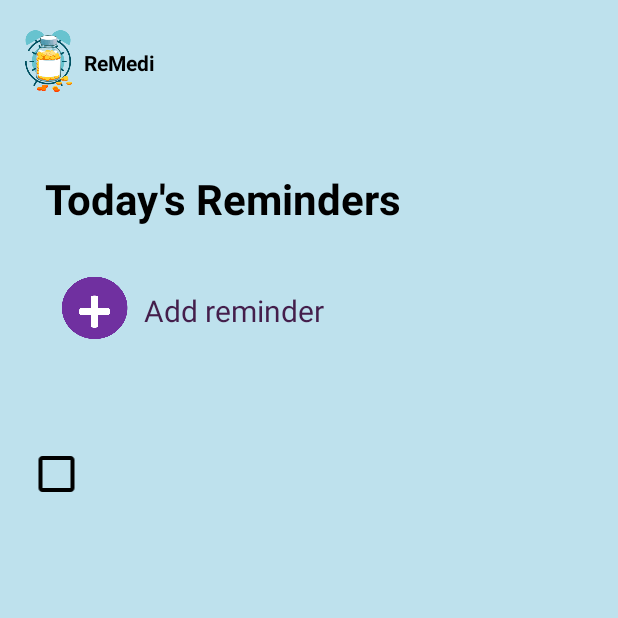
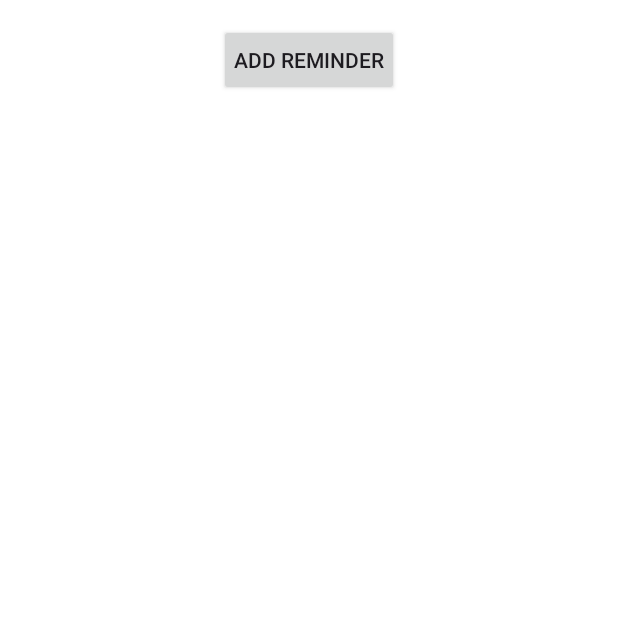
Before and after one commit to FantomCode25/Stranger-Strings, an Android app: the MainActivity screen opened directly, with no data from a screen before it, on a phone screen of 412 x 824 dp, the top half of it. Run offline under Robolectric (Android 15) with nearby library versions, the phone set to English and light mode, and no system bars.

Commit message:
i wanna go home pt 3

```diff
--- a/app/src/main/AndroidManifest.xml
+++ b/app/src/main/AndroidManifest.xml
@@ -39,13 +39,13 @@
             android:exported="false" />
         <activity
             android:name=".Checkbox"
-            android:exported="true" />
+            android:exported="false" />
         <activity
             android:name=".MainActivity"
-            android:exported="true" />
+            android:exported="false" />
         <activity
             android:name=".SpeechToText"
-            android:exported="true">
+            android:exported="false">
             <intent-filter>
                 <action android:name="android.intent.action.MAIN"/>
                 <category android:name="android.intent.category.LAUNCHER"/>
--- a/app/src/main/java/com/app/remedi_final/Checkbox.java
+++ b/app/src/main/java/com/app/remedi_final/Checkbox.java
@@ -1,4 +1,4 @@
-package com.app.remedi_final;
+/*package com.app.remedi_final;
 
 import android.Manifest;
 import android.content.pm.PackageManager;
@@ -55,3 +55,4 @@ public class Checkbox extends AppCompatActivity {
         }
     }
 }
+*/
--- a/app/src/main/res/layout/activity_main.xml
+++ b/app/src/main/res/layout/activity_main.xml
@@ -1,97 +1,30 @@
 <?xml version="1.0" encoding="utf-8"?>
-<androidx.constraintlayout.widget.ConstraintLayout xmlns:android="http://schemas.android.com/apk/res/android"
-    xmlns:app="http://schemas.android.com/apk/res-auto"
-    xmlns:tools="http://schemas.android.com/tools"
-    android:id="@+id/main"
+<LinearLayout xmlns:android="http://schemas.android.com/apk/res/android"
+    android:id="@+id/mainLayout"
     android:layout_width="match_parent"
     android:layout_height="match_parent"
-    android:background="#BEE1ED"
-    tools:context=".MainActivity">
+    android:orientation="vertical"
+    android:padding="16dp"
+    android:background="#ffffff">
 
-    <TextView
-        android:id="@+id/textView"
+    <Button
+        android:id="@+id/addReminderBtn"
         android:layout_width="wrap_content"
         android:layout_height="wrap_content"
-        android:text="ReMedi"
-        android:textColor="@color/black"
-        android:textStyle="bold"
-        app:layout_constraintBottom_toBottomOf="parent"
-        app:layout_constraintEnd_toEndOf="parent"
-        app:layout_constraintHorizontal_bias="0.154"
-        app:layout_constraintStart_toStartOf="parent"
-        app:layout_constraintTop_toTopOf="parent"
-        app:layout_constraintVertical_bias="0.04" />
+        android:text="Add Reminder"
+        android:layout_gravity="center_horizontal"
+        android:padding="10dp" />
 
-    <TextView
-        android:id="@+id/textView2"
-        android:layout_width="276dp"
-        android:layout_height="43dp"
-        android:text="Today's Reminders"
-        android:textColor="@color/black"
-        android:textSize="28dp"
-        android:textStyle="bold"
-        app:layout_constraintBottom_toBottomOf="parent"
-        app:layout_constraintEnd_toEndOf="parent"
-        app:layout_constraintHorizontal_bias="0.222"
-        app:layout_constraintStart_toStartOf="parent"
-        app:layout_constraintTop_toTopOf="parent"
-        app:layout_constraintVertical_bias="0.145" />
+    <ScrollView
+        android:layout_width="match_parent"
+        android:layout_height="0dp"
+        android:layout_weight="1"
+        android:layout_marginTop="16dp">
 
-    <TextView
-        android:id="@+id/textView3"
-        android:layout_width="155dp"
-        android:layout_height="25dp"
-        android:text="Add reminder"
-        android:textSize="20dp"
-        android:textColor="#441E4B"
-        app:layout_constraintBottom_toBottomOf="parent"
-        app:layout_constraintEnd_toEndOf="parent"
-        app:layout_constraintHorizontal_bias="0.375"
-        app:layout_constraintStart_toStartOf="parent"
-        app:layout_constraintTop_toTopOf="parent"
-        app:layout_constraintVertical_bias="0.242" />
-
-    <ImageView
-        android:id="@+id/imageView"
-        android:layout_width="32dp"
-        android:layout_height="43dp"
-        app:layout_constraintBottom_toBottomOf="parent"
-        app:layout_constraintEnd_toEndOf="parent"
-        app:layout_constraintHorizontal_bias="0.042"
-        app:layout_constraintStart_toStartOf="parent"
-        app:layout_constraintTop_toTopOf="parent"
-        app:layout_constraintVertical_bias="0.024"
-        android:src="@drawable/logo" />
-
-    <ImageView
-        android:id="@+id/trigger_checkbox1"
-        android:layout_width="43dp"
-        android:layout_height="32dp"
-        android:layout_marginTop="300dp"
-        android:checked="false"
-        android:src="@drawable/baseline_check_box_outline_blank_24"
-        app:layout_constraintEnd_toEndOf="parent"
-        app:layout_constraintHorizontal_bias="0.043"
-        app:layout_constraintStart_toStartOf="parent"
-        app:layout_constraintTop_toTopOf="parent" />
-
-    <ImageView
-        android:id="@+id/imageView2"
-        android:layout_width="118dp"
-        android:layout_height="96dp"
-        android:src="@drawable/addrem"
-        android:onClick="addReminder"
-        app:layout_constraintBottom_toBottomOf="parent"
-        app:layout_constraintEnd_toEndOf="parent"
-        app:layout_constraintHorizontal_bias="0.013"
-        app:layout_constraintStart_toStartOf="parent"
-        app:layout_constraintTop_toTopOf="parent"
-        app:layout_constraintVertical_bias="0.225" />
-    <LinearLayout
-        android:layout_width="match_parent"
-        android:layout_height="match_parent"
-        android:id="@+id/medicationsLayout"
-        android:orientation="vertical">
-   </LinearLayout>
-
-</androidx.constraintlayout.widget.ConstraintLayout>
+        <LinearLayout
+            android:id="@+id/medsContainer"
+            android:layout_width="match_parent"
+            android:layout_height="wrap_content"
+            android:orientation="vertical"/>
+    </ScrollView>
+</LinearLayout>
```
Also changed, not shown: app/src/main/java/com/app/remedi_final/MainActivity.java (+30 -42 lines), app/src/main/java/com/app/remedi_final/MainActivity2.java (+9 -45 lines), app/src/main/res/layout/activity_main2.xml (+26 -84 lines).
